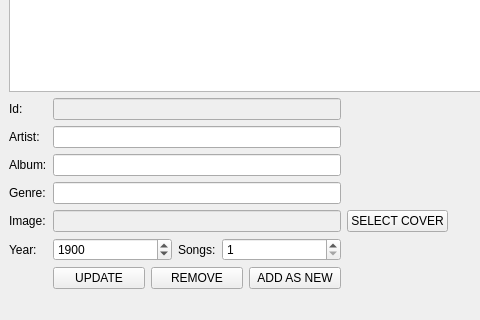
This is mainwindow.ui in vashaty/VinylDB as Qt 5 draws it before an edit; both pictures show x 0 to 480 and y 308 to 628 of the 833 by 628 pixel window. The edited form follows.
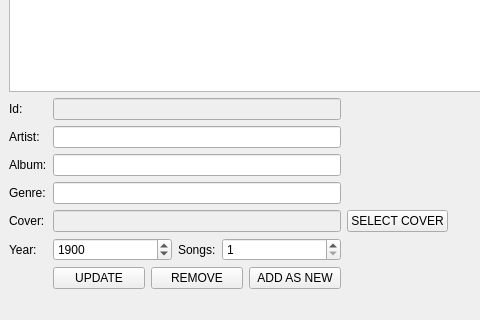
This is the edited form.

Commit message: Image = cover

```diff
--- a/mainwindow.ui
+++ b/mainwindow.ui
@@ -156,7 +156,7 @@
         <item row="4" column="0">
          <widget class="QLabel" name="labelImage">
           <property name="text">
-           <string>Image:</string>
+           <string>Cover:</string>
           </property>
          </widget>
         </item>
```
The commit also changes 1 other file.
